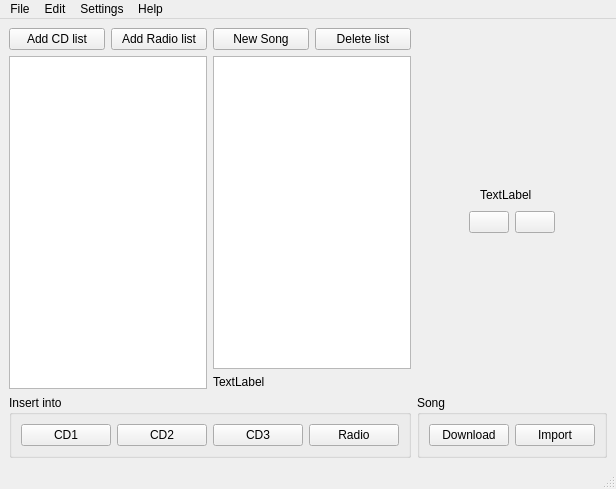
First picture: the form in mainwindow.ui, repository coriscodepage/MWC-MusicManager, before the edit.
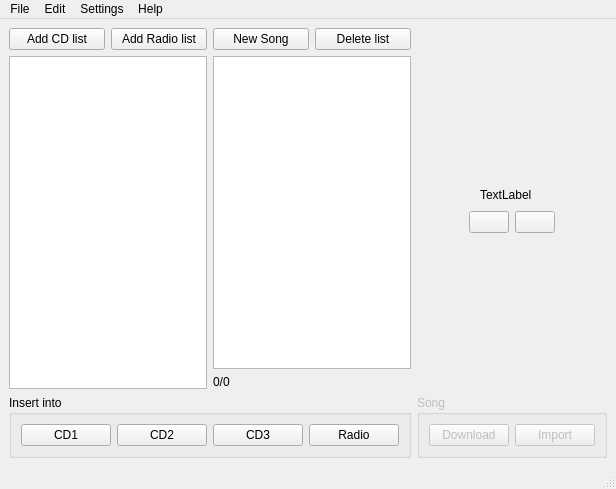
Second picture: the form after the edit. Icons and pictures are not drawn. Custom widgets are drawn as their Qt base class.

Diff of the .ui file:
```diff
--- a/mainwindow.ui
+++ b/mainwindow.ui
@@ -84,7 +84,7 @@
           <item>
            <widget class="QLabel" name="songAmountlabel">
             <property name="text">
-             <string>TextLabel</string>
+             <string>0/0</string>
             </property>
            </widget>
           </item>
@@ -277,6 +277,9 @@
       </item>
       <item>
        <widget class="QGroupBox" name="downloadControls">
+        <property name="enabled">
+         <bool>false</bool>
+        </property>
         <property name="sizePolicy">
          <sizepolicy hsizetype="MinimumExpanding" vsizetype="Preferred">
           <horstretch>6</horstretch>
```
